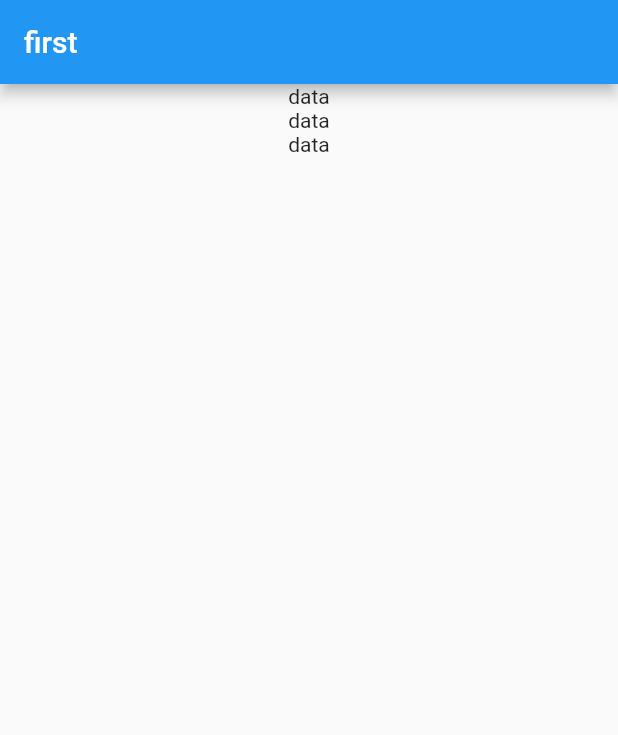
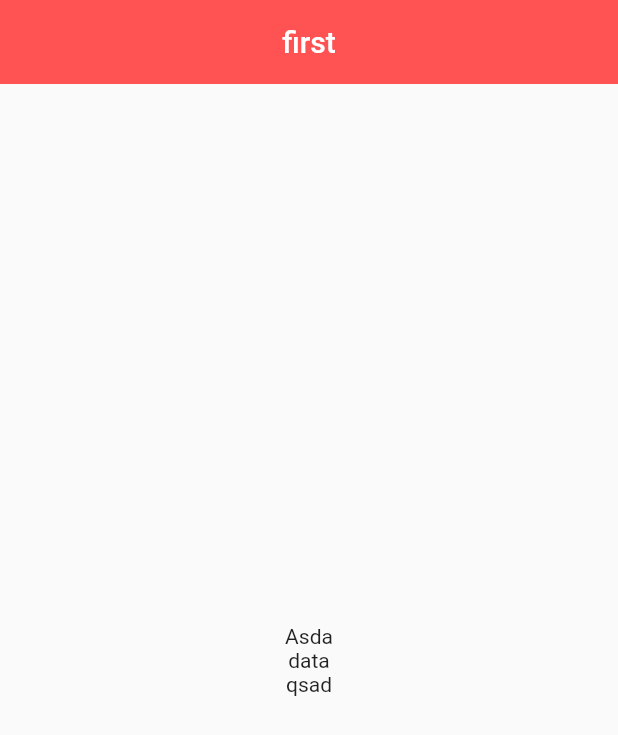
Before and after one commit to Burgerjoa/fl_l, a Flutter app: the screen it shows after launch, on a phone screen of 412 x 824 dp. Shown: the top 735 px of the screen. Run offline on Flutter 3.47's test engine with Material 2 defaults, Android fonts, the phone set to English and light mode, and no system bars.

Commit message:
normal widgets

```diff
--- a/lib/main.dart
+++ b/lib/main.dart
@@ -9,27 +9,35 @@
 
   @override
   Widget build(BuildContext context) {
-    return MaterialApp(
-      title: "first App",
-      theme: ThemeData(primarySwatch: Colors.blue),
-      home: MyHomePage(),
+    return const MaterialApp(
+      title: "Characater Card",
+      home: MyCard(),
     );
   }
 }
 
-class MyHomePage extends StatelessWidget {
-  const MyHomePage({super.key});
+class MyCard extends StatelessWidget {
+  @override
+  const MyCard({super.key});
 
   @override
   Widget build(BuildContext context) {
     return Scaffold(
       appBar: AppBar(
         title: Text('first'),
+        centerTitle: true,
+        backgroundColor: Colors.redAccent,
+        elevation: 0.0,
       ),
-      body: Center(
-          child: Column(
-        children: <Widget>[Text('data'), Text('data'), Text('data')],
-      )),
+      body: const Center(
+        child: Column(
+            mainAxisAlignment: MainAxisAlignment.center,
+            children: <Widget>[
+              Text("Asda"),
+              Text('data'),
+              Text("qsad"),
+            ]),
+      ),
     );
   }
 }
```
